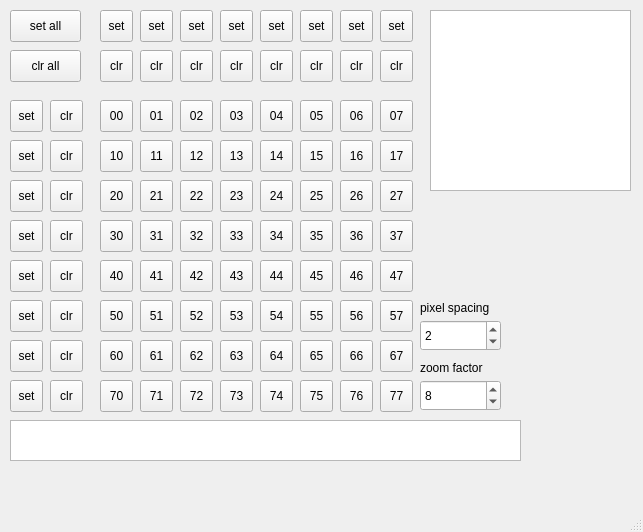
This is src/PatternDrafter/patterndrafter.ui in jonathanschilling/OpenQuickDraw as Qt 5 draws it before an edit. The edited form follows.
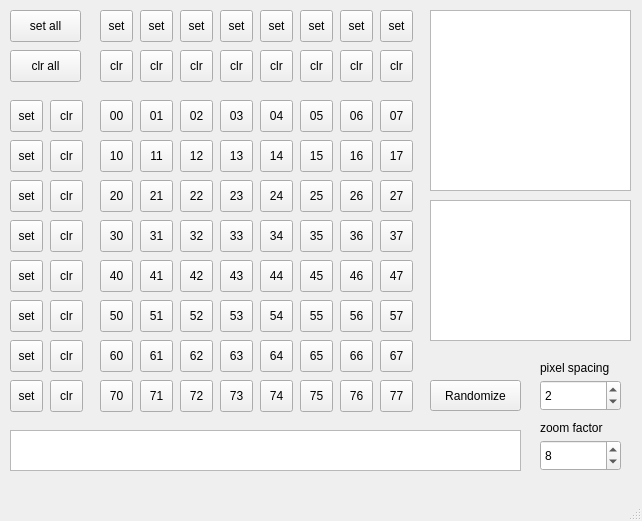
This is the edited form.

Commit message: randomize button added

```diff
--- a/src/PatternDrafter/patterndrafter.ui
+++ b/src/PatternDrafter/patterndrafter.ui
@@ -6,8 +6,8 @@
    <rect>
     <x>0</x>
     <y>0</y>
-    <width>643</width>
-    <height>532</height>
+    <width>642</width>
+    <height>521</height>
    </rect>
   </property>
   <property name="windowTitle">
@@ -1042,7 +1042,7 @@
     <property name="geometry">
      <rect>
       <x>10</x>
-      <y>420</y>
+      <y>430</y>
       <width>511</width>
       <height>41</height>
      </rect>
@@ -1503,8 +1503,8 @@
    <widget class="QSpinBox" name="spinBox_pixelSpacing">
     <property name="geometry">
      <rect>
-      <x>420</x>
-      <y>320</y>
+      <x>540</x>
+      <y>380</y>
       <width>81</width>
       <height>31</height>
      </rect>
@@ -1516,34 +1516,34 @@
    <widget class="QLabel" name="label">
     <property name="geometry">
      <rect>
-      <x>420</x>
-      <y>300</y>
-      <width>81</width>
-      <height>16</height>
-     </rect>
-    </property>
-    <property name="text">
-     <string>pixel spacing</string>
-    </property>
-   </widget>
-   <widget class="QLabel" name="label_2">
-    <property name="geometry">
-     <rect>
-      <x>420</x>
+      <x>540</x>
       <y>360</y>
       <width>81</width>
       <height>16</height>
      </rect>
     </property>
     <property name="text">
+     <string>pixel spacing</string>
+    </property>
+   </widget>
+   <widget class="QLabel" name="label_zoomFactor">
+    <property name="geometry">
+     <rect>
+      <x>540</x>
+      <y>420</y>
+      <width>81</width>
+      <height>16</height>
+     </rect>
+    </property>
+    <property name="text">
      <string>zoom factor</string>
     </property>
    </widget>
    <widget class="QSpinBox" name="spinBox_zoomFactor">
     <property name="geometry">
      <rect>
-      <x>420</x>
-      <y>380</y>
+      <x>540</x>
+      <y>440</y>
       <width>81</width>
       <height>31</height>
      </rect>
@@ -1555,6 +1555,29 @@
      <number>8</number>
     </property>
    </widget>
+   <widget class="QToolButton" name="toolButton_randomize">
+    <property name="geometry">
+     <rect>
+      <x>430</x>
+      <y>380</y>
+      <width>91</width>
+      <height>31</height>
+     </rect>
+    </property>
+    <property name="text">
+     <string>Randomize</string>
+    </property>
+   </widget>
+   <widget class="QGraphicsView" name="graphicsView_pattern">
+    <property name="geometry">
+     <rect>
+      <x>430</x>
+      <y>200</y>
+      <width>201</width>
+      <height>141</height>
+     </rect>
+    </property>
+   </widget>
   </widget>
   <widget class="QMenuBar" name="menubar">
    <property name="geometry">
```
Left out of the diff: 4 changed lines with no effect on the pictures. The commit also changes 2 other files.
